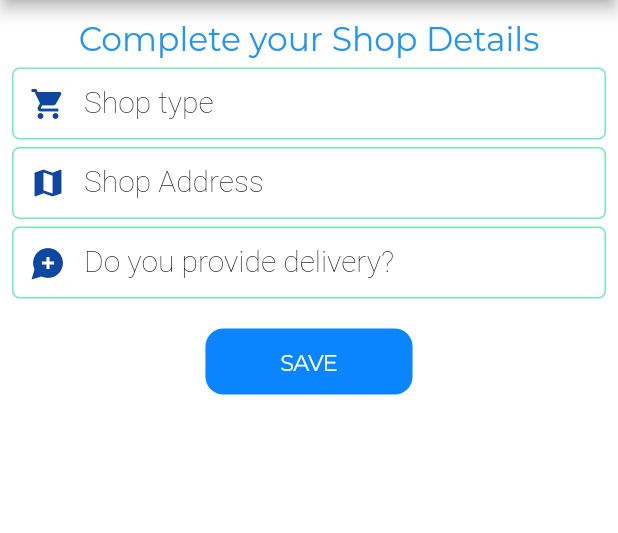
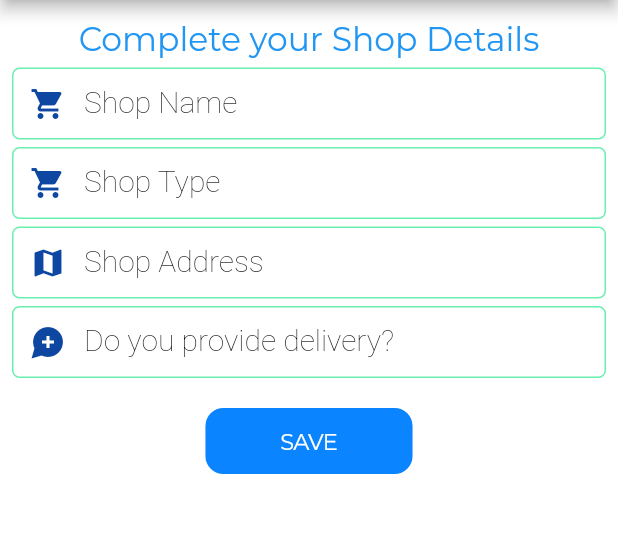
Before and after one commit to Soham041201/ShopIt, a Flutter app: the ShopDetails screen opened directly, on a phone screen of 412 x 824 dp, the part 84-617 px from its top. Run offline on Flutter 3.47's test engine with Material 2 defaults, Android fonts, the phone set to English and light mode, and no system bars; our stand-ins replace cloud_firestore, firebase_auth, firebase_core, flutter_spinkit, google_fonts, google_sign_in; missing offline and left inert: cloud_firestore_web, firebase_auth_web, firebase_core_web, google_sign_in_web; accounts and stored records are empty.

Commit message:
Seller form modified

```diff
--- a/lib/Seller-Chinmayee/SellerHome.dart
+++ b/lib/Seller-Chinmayee/SellerHome.dart
@@ -2,6 +2,7 @@
 
 // Hint: Add a floating button and in the property of onpressed find a method to add the images.abstract
 
+import 'package:cloud_firestore/cloud_firestore.dart';
 import 'package:firebase_auth/firebase_auth.dart';
 import 'package:flutter/cupertino.dart';
 import 'package:flutter/material.dart';
@@ -19,7 +20,11 @@ class SellerHome extends StatefulWidget {
   _SellerHomeState createState() => _SellerHomeState();
 }
 
+
 class _SellerHomeState extends State<SellerHome> {
+
+
+
   @override
   Widget build(BuildContext context) {
     return WillPopScope(
@@ -84,8 +89,16 @@ class _SellerHomeState extends State<SellerHome> {
           ),
           TextButton(
             onPressed: () {
-              FirebaseAuth.instance.signOut();
-              Navigator.popUntil(context, (route) => false);
+              setState(() {
+                FirebaseAuth.instance.signOut();
+                GoogleSignIn().signOut();
+                Navigator.push(
+                  context,
+                  MaterialPageRoute(
+                    builder: (context) => Login(),
+                  ),
+                );
+              });
             },
             child: bodyTextstyle('Yes', Colors.blue.shade500, 20),
           ),
@@ -95,4 +108,5 @@ class _SellerHomeState extends State<SellerHome> {
 
     return shouldPop ?? false;
   }
+
 }
--- a/lib/Seller-Chinmayee/shop_details.dart
+++ b/lib/Seller-Chinmayee/shop_details.dart
@@ -1,4 +1,6 @@
 import 'package:cloud_firestore/cloud_firestore.dart';
+import 'package:firebase_auth/firebase_auth.dart';
+import 'package:firebase_core/firebase_core.dart';
 import 'package:flutter/cupertino.dart';
 import 'package:flutter/material.dart';
 import 'package:shop_it/Seller-Chinmayee/seller_home_page_body.dart';
@@ -18,6 +20,7 @@ class _ShopDetailsState extends State<ShopDetails> {
   String shopName = '';
   String shopAddress = '';
   String delivery = '';
+  String shopType = '';
   @override
   Widget build(BuildContext context) {
     return Scaffold(
@@ -48,10 +51,11 @@ class _ShopDetailsState extends State<ShopDetails> {
                   style: TextStyle(
                       fontSize: 20.0,
                       fontWeight: FontWeight.w300,
-                      color: Colors.white),
-                  validator: (val) => val!.isEmpty ? 'Enter your Name' : null,
+                      color: Colors.black),
+                  validator: (val) =>
+                      val!.isEmpty ? 'Enter your shop name' : null,
                   onChanged: (val) {
-                    // setState(() => firstName = val);
+                    setState(() => shopName = val);
                   },
                   decoration: InputDecoration(
                     prefixIcon: Icon(
@@ -61,7 +65,47 @@ class _ShopDetailsState extends State<ShopDetails> {
                     fillColor: Colors.white,
                     counterStyle: TextStyle(
                         color: Colors.black, fontWeight: FontWeight.w200),
-                    labelText: 'Shop type',
+                    labelText: 'Shop Name',
+                    labelStyle: TextStyle(
+                        color: Colors.black, fontWeight: FontWeight.w200),
+                    contentPadding:
+                        EdgeInsets.symmetric(vertical: 10.0, horizontal: 30.0),
+                    border: OutlineInputBorder(
+                      borderRadius: BorderRadius.all(Radius.circular(5.0)),
+                    ),
+                    enabledBorder: OutlineInputBorder(
+                      borderSide:
+                          BorderSide(color: Colors.greenAccent, width: 1.0),
+                      borderRadius: BorderRadius.all(Radius.circular(5.0)),
+                    ),
+                    focusedBorder: OutlineInputBorder(
+                      borderSide: BorderSide(color: Colors.purple, width: 2.0),
+                      borderRadius: BorderRadius.all(Radius.circular(7.0)),
+                    ),
+                  ),
+                ),
+                SizedBox(height: 5),
+                //ADD A DOPDOWN MENU HERE AND ADD ITEMS OF THE LIST
+                TextFormField(
+                  textAlign: TextAlign.center,
+                  style: TextStyle(
+                      fontSize: 20.0,
+                      fontWeight: FontWeight.w300,
+                      color: Colors.black),
+                  validator: (val) =>
+                      val!.isEmpty ? 'Enter your shop type' : null,
+                  onChanged: (val) {
+                    setState(() => shopType = val);
+                  },
+                  decoration: InputDecoration(
+                    prefixIcon: Icon(
+                      Icons.shopping_cart,
+                      color: Colors.blue.shade900,
+                    ),
+                    fillColor: Colors.white,
+                    counterStyle: TextStyle(
+                        color: Colors.black, fontWeight: FontWeight.w200),
+                    labelText: 'Shop Type',
                     labelStyle: TextStyle(
                         color: Colors.black, fontWeight: FontWeight.w200),
                     contentPadding:
@@ -86,9 +130,9 @@ class _ShopDetailsState extends State<ShopDetails> {
                   style: TextStyle(
                       fontSize: 20.0,
                       fontWeight: FontWeight.w300,
-                      color: Colors.white),
+                      color: Colors.black),
                   validator: (val) =>
-                      val!.isEmpty ? 'Enter the name of your shop' : null,
+                      val!.isEmpty ? 'Enter the type of your shop' : null,
                   onChanged: (val) {
                     // setState(() => firstName = val);
                   },
@@ -125,9 +169,9 @@ class _ShopDetailsState extends State<ShopDetails> {
                   style: TextStyle(
                       fontSize: 20.0,
                       fontWeight: FontWeight.w300,
-                      color: Colors.white),
+                      color: Colors.black),
                   validator: (val) =>
-                      val!.isEmpty ? 'Enter the name of your shop' : null,
+                      val!.isEmpty ? 'Enter this field' : null,
                   onChanged: (val) {
                     // setState(() => firstName = val);
                   },
@@ -136,7 +180,7 @@ class _ShopDetailsState extends State<ShopDetails> {
                       Icons.maps_ugc,
                       color: Colors.blue.shade900,
                     ),
-                    fillColor: Colors.white,
+                    fillColor: Colors.black,
                     counterStyle: TextStyle(
                         color: Colors.black, fontWeight: FontWeight.w200),
                     labelText: 'Do you provide delivery?',
@@ -169,7 +213,9 @@ class _ShopDetailsState extends State<ShopDetails> {
                     if (_fromKey.currentState!.validate()) {
                       await _firestore.collection('ShopDetails').add(
                         {
+                          'name': FirebaseAuth.instance.currentUser,
                           'shop': shopName,
+                          'shop_type': shopType,
                           'address': shopAddress,
                           'delivery': delivery,
                         },
```
Also changed, not shown: 1 other file.
